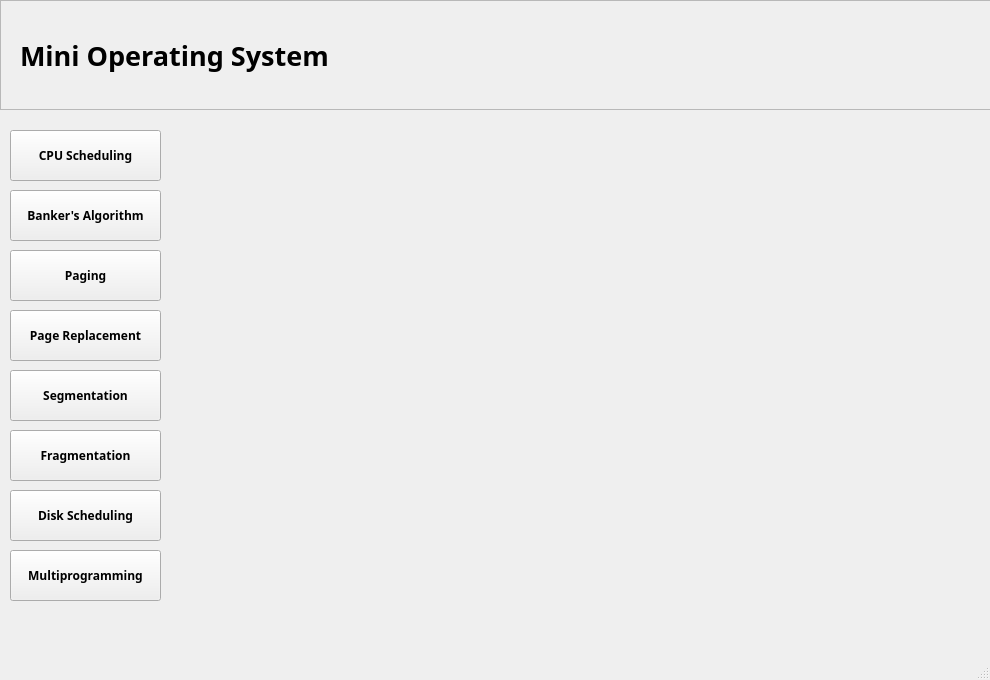
The window that main_window.ui (strawbwiees/Mini-OS) describes before a commit, drawn with Qt 5.
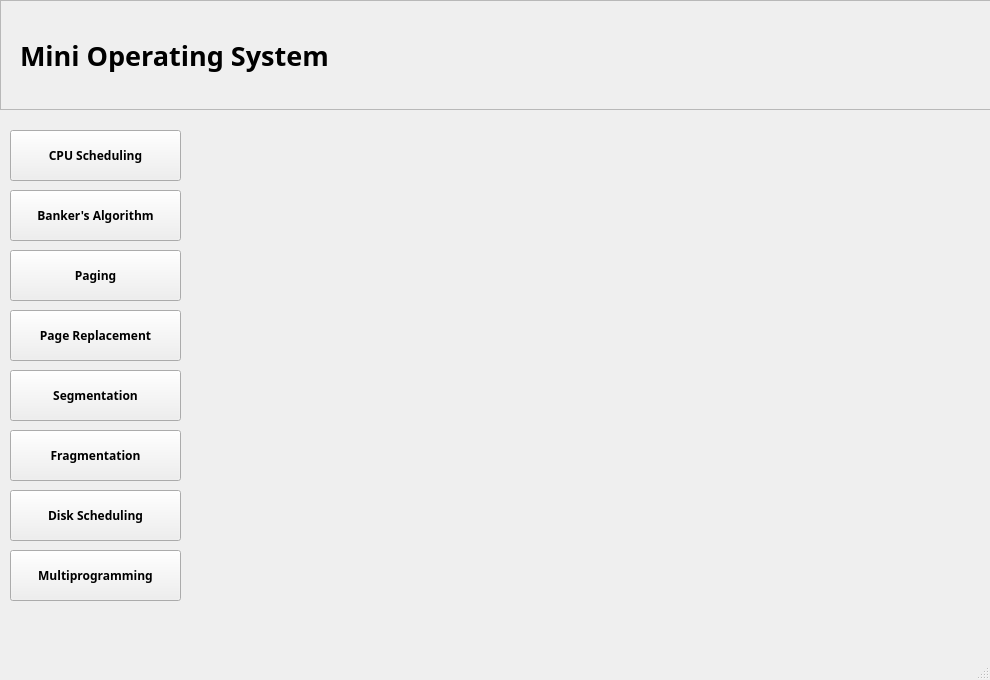
The same window after the commit.

```diff
--- a/main_window.ui
+++ b/main_window.ui
@@ -64,7 +64,7 @@
          <rect>
           <x>10</x>
           <y>10</y>
-          <width>321</width>
+          <width>491</width>
           <height>70</height>
          </rect>
         </property>
@@ -114,17 +114,17 @@
      <bool>false</bool>
     </property>
     <layout class="QHBoxLayout" name="horizontalLayout_2">
-     <item alignment="Qt::AlignmentFlag::AlignHCenter">
+     <item>
       <widget class="QWidget" name="sideBarWidget" native="true">
        <property name="minimumSize">
         <size>
-         <width>175</width>
+         <width>200</width>
          <height>0</height>
         </size>
        </property>
        <property name="maximumSize">
         <size>
-         <width>200</width>
+         <width>300</width>
          <height>16777215</height>
         </size>
        </property>
@@ -142,7 +142,7 @@
          <rect>
           <x>10</x>
           <y>20</y>
-          <width>151</width>
+          <width>171</width>
           <height>51</height>
          </rect>
         </property>
@@ -167,7 +167,7 @@
          <rect>
           <x>10</x>
           <y>80</y>
-          <width>151</width>
+          <width>171</width>
           <height>51</height>
          </rect>
         </property>
@@ -192,7 +192,7 @@
          <rect>
           <x>10</x>
           <y>140</y>
-          <width>151</width>
+          <width>171</width>
           <height>51</height>
          </rect>
         </property>
@@ -217,7 +217,7 @@
          <rect>
           <x>10</x>
           <y>200</y>
-          <width>151</width>
+          <width>171</width>
           <height>51</height>
          </rect>
         </property>
@@ -242,7 +242,7 @@
          <rect>
           <x>10</x>
           <y>260</y>
-          <width>151</width>
+          <width>171</width>
           <height>51</height>
          </rect>
         </property>
@@ -267,7 +267,7 @@
          <rect>
           <x>10</x>
           <y>320</y>
-          <width>151</width>
+          <width>171</width>
           <height>51</height>
          </rect>
         </property>
@@ -292,7 +292,7 @@
          <rect>
           <x>10</x>
           <y>380</y>
-          <width>151</width>
+          <width>171</width>
           <height>51</height>
          </rect>
         </property>
@@ -317,7 +317,7 @@
          <rect>
           <x>10</x>
           <y>440</y>
-          <width>151</width>
+          <width>171</width>
           <height>51</height>
          </rect>
         </property>
```
